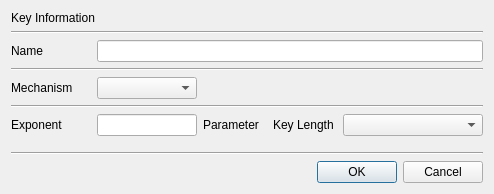
First picture: the form in CertMan/new_key_dlg.ui, repository jykim74/CertMan, before the edit.
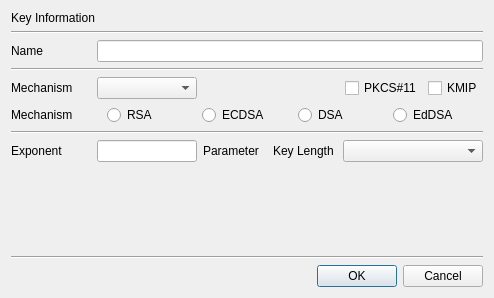
Second picture: the form after the edit.

Diff of the .ui file:
```diff
--- a/CertMan/new_key_dlg.ui
+++ b/CertMan/new_key_dlg.ui
@@ -7,7 +7,7 @@
     <x>0</x>
     <y>0</y>
     <width>494</width>
-    <height>194</height>
+    <height>298</height>
    </rect>
   </property>
   <property name="windowTitle">
@@ -104,6 +104,62 @@
         </size>
        </property>
       </spacer>
+     </item>
+     <item row="0" column="3">
+      <widget class="QCheckBox" name="mPKCS11Check">
+       <property name="text">
+        <string>PKCS#11</string>
+       </property>
+      </widget>
+     </item>
+     <item row="0" column="4">
+      <widget class="QCheckBox" name="mKMIPCheck">
+       <property name="text">
+        <string>KMIP</string>
+       </property>
+      </widget>
+     </item>
+    </layout>
+   </item>
+   <item>
+    <layout class="QGridLayout" name="gridLayout_3">
+     <property name="topMargin">
+      <number>0</number>
+     </property>
+     <item row="0" column="3">
+      <widget class="QRadioButton" name="mDSARadio">
+       <property name="text">
+        <string>DSA</string>
+       </property>
+      </widget>
+     </item>
+     <item row="0" column="2">
+      <widget class="QRadioButton" name="mECDSARadio">
+       <property name="text">
+        <string>ECDSA</string>
+       </property>
+      </widget>
+     </item>
+     <item row="0" column="1">
+      <widget class="QRadioButton" name="mRSARadio">
+       <property name="text">
+        <string>RSA</string>
+       </property>
+      </widget>
+     </item>
+     <item row="0" column="0">
+      <widget class="QLabel" name="label_5">
+       <property name="text">
+        <string>Mechanism</string>
+       </property>
+      </widget>
+     </item>
+     <item row="0" column="4">
+      <widget class="QRadioButton" name="mEdDSARadio">
+       <property name="text">
+        <string>EdDSA</string>
+       </property>
+      </widget>
      </item>
     </layout>
    </item>
```
